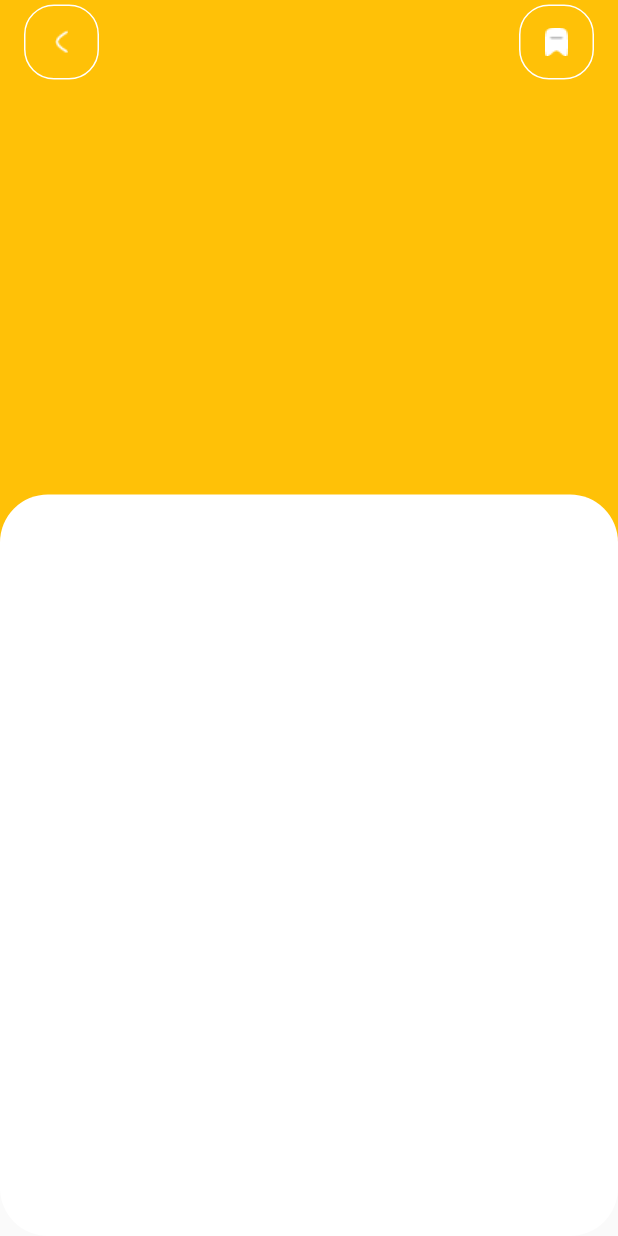
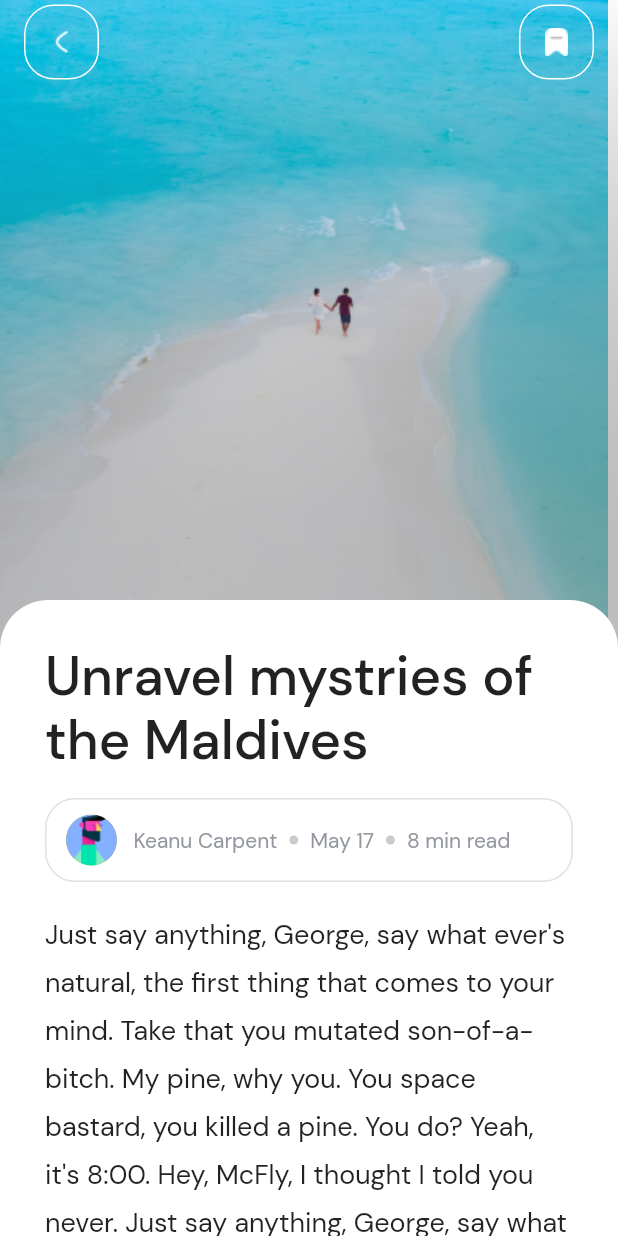
Before and after one commit to uxderrick/news-app, a Flutter app: the screen it shows after launch, after a tap on "Feel the thrill on the only surf simulat", on a phone screen of 412 x 824 dp. Run offline on Flutter 3.47's test engine with Material 2 defaults, Android fonts, the phone set to English and light mode, and no system bars.

Commit message:
finished second screen and fixed scroll issue

```diff
--- a/lib/screens/read_article.dart
+++ b/lib/screens/read_article.dart
@@ -1,8 +1,14 @@
 import 'package:flutter/material.dart';
 import 'package:news_app/screens/main.dart';
+import 'package:news_app/util/typography.dart';
+
+import '../util/article_content.dart';
+import '../util/article_details.dart';
 
 class ReadArticle extends StatefulWidget {
-  const ReadArticle({super.key});
+  const ReadArticle({
+    super.key,
+  });
 
   @override
   State<ReadArticle> createState() => _ReadArticleState();
@@ -51,20 +57,26 @@ class _ReadArticleState extends State<ReadArticle> {
       //body
       body: Stack(
         children: [
+          SizedBox(
+            height: 2 * MediaQuery.of(context).size.height / 3,
+            child: const Image(
+                fit: BoxFit.cover,
+                image: AssetImage('images/articleImage2.png')),
+          ),
           Container(
-            height: MediaQuery.of(context).size.height / 2,
-            color: Colors.amber,
+            decoration: const BoxDecoration(
+                gradient: LinearGradient(
+                    begin: Alignment.topCenter,
+                    end: Alignment.bottomCenter,
+                    colors: [
+                  Colors.transparent,
+                  Colors.white,
+                ])),
           ),
-          Column(
-            children: [
-              const Spacer(),
-              Container(
-                height: 3 * MediaQuery.of(context).size.height / 5,
-                decoration: BoxDecoration(
-                    color: MyColors.primaryWhite,
-                    borderRadius: BorderRadius.circular(32)),
-              ),
-            ],
+          const ArticleContent(
+            articleContent:
+                "Just say anything, George, say what ever's natural, the first thing that comes to your mind. Take that you mutated son-of-a-bitch. My pine, why you. You space bastard, you killed a pine. You do? Yeah, it's 8:00. Hey, McFly, I thought I told you never. Just say anything, George, say what ever's natural, the first thing that comes to your mind. Take that you mutated son-of-a-bitch. My pine, why you. You space bastard, you killed a pine. You do? Yeah, it's 8:00. Hey, McFly, I thought I told you never. Just say anything, George, say what ever's natural, the first thing that comes to your mind. Take that you mutated son-of-a-bitch. My pine, why you. You space bastard, you killed a pine. You do? Yeah, it's 8:00. Hey, McFly, I thought I told you never. Just say anything, George, say what ever's natural, the first thing that comes to your mind. Take that you mutated son-of-a-bitch. My pine, why you. You space bastard, you killed a pine. You do? Yeah, it's 8:00. Hey, McFly, I thought I told you never",
+            articleTitle: 'Unravel mystries of the Maldives',
           ),
         ],
       ),
--- /dev/null
+++ b/lib/util/article_content.dart
@@ -0,0 +1,72 @@
+import 'package:flutter/material.dart';
+
+import '../screens/main.dart';
+import 'article_details.dart';
+
+class ArticleContent extends StatelessWidget {
+  final String articleTitle;
+  final String articleContent;
+  const ArticleContent({
+    Key? key,
+    required this.articleTitle,
+    required this.articleContent,
+  }) : super(key: key);
+
+  @override
+  Widget build(BuildContext context) {
+    return SingleChildScrollView(
+      child: Column(
+        children: [
+          const SizedBox(
+            height: 400,
+          ),
+          SingleChildScrollView(
+            child: Container(
+              constraints: BoxConstraints(minHeight: 500),
+              width: double.infinity,
+              padding: const EdgeInsets.only(top: 30, left: 30, right: 30),
+              decoration: BoxDecoration(
+                  color: MyColors.primaryWhite,
+                  borderRadius: BorderRadius.circular(32)),
+              child: Column(
+                crossAxisAlignment: CrossAxisAlignment.start,
+                children: [
+                  //article title
+                  Text(
+                    articleTitle,
+                    style: const TextStyle(
+                        fontSize: 36, fontWeight: FontWeight.w500, height: 1.2),
+                  ),
+                  const SizedBox(
+                    height: 16,
+                  ),
+
+                  //article details
+                  const ArticleDetails(
+                    articleDate: 'May 17',
+                    authorImage: 'images/Vector.png',
+                    readDuration: '8',
+                    authorName: 'Keanu Carpent',
+                  ),
+                  const SizedBox(
+                    height: 16,
+                  ),
+
+                  //article content
+                  Text(
+                    articleContent,
+                    style: TextStyle(fontSize: 18, height: 1.8),
+                  ),
+
+                  const SizedBox(
+                    height: 80,
+                  )
+                ],
+              ),
+            ),
+          ),
+        ],
+      ),
+    );
+  }
+}
--- /dev/null
+++ b/lib/util/article_details.dart
@@ -0,0 +1,76 @@
+import 'package:flutter/material.dart';
+import 'package:news_app/util/typography.dart';
+
+import '../screens/main.dart';
+
+class ArticleDetails extends StatelessWidget {
+  final String authorImage;
+  final String authorName;
+  final String articleDate;
+  final String readDuration;
+  const ArticleDetails({
+    Key? key,
+    required this.authorImage,
+    required this.authorName,
+    required this.articleDate,
+    required this.readDuration,
+  }) : super(key: key);
+
+  @override
+  Widget build(BuildContext context) {
+    return Container(
+      padding: const EdgeInsets.all(10),
+      height: 56,
+      decoration: BoxDecoration(
+          border: Border.all(color: MyColors.primaryGrey.withOpacity(0.3)),
+          borderRadius: BorderRadius.circular(20)),
+      child: Row(
+        children: [
+          CircleAvatar(
+            backgroundImage: AssetImage(authorImage),
+            backgroundColor: Colors.amber,
+          ),
+          const SizedBox(
+            width: 8,
+          ),
+          Row(
+            children: [
+              Text(
+                authorName,
+                style: subText(),
+              ),
+              const SizedBox(
+                width: 8,
+              ),
+              CircleAvatar(
+                radius: 3,
+                backgroundColor: MyColors.primaryGrey.withOpacity(0.5),
+              ),
+              const SizedBox(
+                width: 8,
+              ),
+              Text(
+                articleDate,
+                style: subText(),
+              ),
+              const SizedBox(
+                width: 8,
+              ),
+              CircleAvatar(
+                radius: 3,
+                backgroundColor: MyColors.primaryGrey.withOpacity(0.5),
+              ),
+              const SizedBox(
+                width: 8,
+              ),
+              Text(
+                '$readDuration min read',
+                style: subText(),
+              ),
+            ],
+          ),
+        ],
+      ),
+    );
+  }
+}
--- a/lib/util/components.dart
+++ b/lib/util/components.dart
@@ -130,6 +130,7 @@ class FeaturedArticle extends StatelessWidget {
   }
 }
 
+//more articles
 class ArticleTile extends StatelessWidget {
   final String title;
   final String time;
@@ -147,7 +148,16 @@ class ArticleTile extends StatelessWidget {
 
   @override
   Widget build(BuildContext context) {
-    return Padding(
+    return GestureDetector(
+      //gesture detector
+      onTap: () {
+        Navigator.push(
+            context,
+            MaterialPageRoute(
+              builder: (context) => const ReadArticle(),
+            ));
+      },
+      child: Padding(
         padding: const EdgeInsets.symmetric(vertical: 16),
         child: Row(
           children: [
@@ -217,6 +227,7 @@ class ArticleTile extends StatelessWidget {
             ),
           ],
         ),
+      ),
     );
   }
 }
```
Also changed, not shown: images/articleImage2.png (added). Lines whose indentation alone changed are shown as unchanged.
